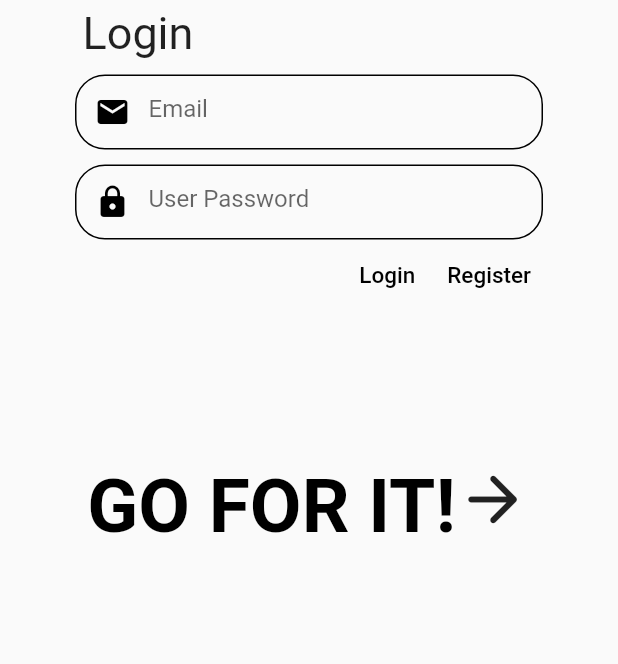
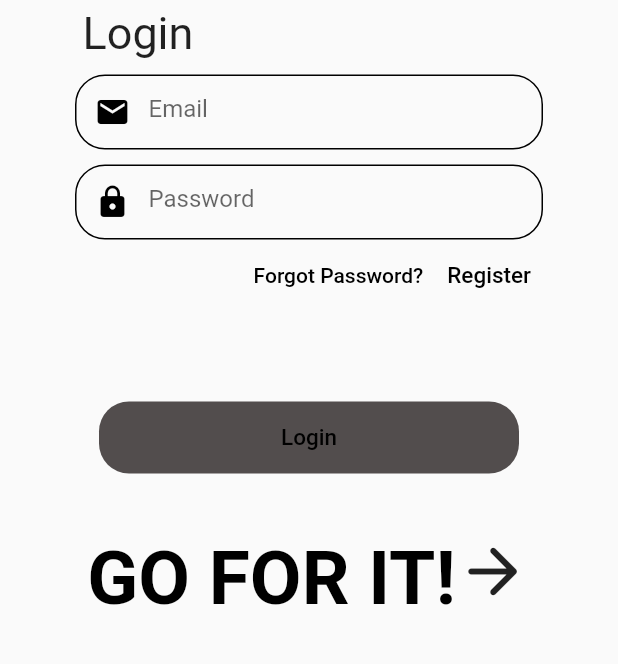
Before and after one commit to han-ee/graudate, a Flutter app: the screen it shows after launch, after a tap on "Login", on a phone screen of 412 x 824 dp, the part 494-1158 px from its top. Run offline on Flutter 3.47's test engine with Material 2 defaults, Android fonts, the phone set to English and light mode, and no system bars; our stand-ins replace firebase_auth, firebase_core; accounts and stored records are empty; network calls fail.

Commit message:
04102205

```diff
--- a/lib/login_screen.dart
+++ b/lib/login_screen.dart
@@ -1,7 +1,6 @@
 import 'package:firebase_auth/firebase_auth.dart';
-import 'package:firebase_core/firebase_core.dart';
 import 'package:flutter/material.dart';
-import 'package:grad_gg/profile_screen.dart';
+import 'package:grad_gg/forgotpassword_screen.dart';
 import 'package:grad_gg/register_screen.dart';
 
 class LoginScreen extends StatefulWidget {
@@ -12,58 +11,76 @@ class LoginScreen extends StatefulWidget {
 }
 
 class _LoginScreenState extends State<LoginScreen> {
-  //파이어베이스초기화
-  Future<FirebaseApp> _initializeFirebase() async {
-    FirebaseApp firebaseApp = await Firebase.initializeApp();
-    return firebaseApp;
-  }
+  // //파이어베이스초기화
+  // Future<FirebaseApp> _initializeFirebase() async {
+  //   FirebaseApp firebaseApp = await Firebase.initializeApp();
+  //   return firebaseApp;
+  // }
 
   @override
   Widget build(BuildContext context) {
     return Scaffold(
-      body: FutureBuilder(
-        future: _initializeFirebase(),
-        builder: (context, snapshot) {
-          if (snapshot.connectionState == ConnectionState.done) {
-            return const LoginPage();
-          }
-          return const Center(
-            child: CircularProgressIndicator(),
-          );
-        },
-      ),
+      body: LoginPage(),
+      // FutureBuilder(
+      //   future: _initializeFirebase(),
+      //   builder: (context, snapshot) {
+      //     if (snapshot.connectionState == ConnectionState.done) {
+      //       return const LoginPage();
+      //     }
+      //     return const Center(
+      //       child: CircularProgressIndicator(),
+      //     );
+      //   },
+      // ),
     );
   }
 }
 
 class LoginPage extends StatelessWidget {
-  const LoginPage({
+  LoginPage({
     super.key,
   });
 
-  static Future<User?> loginUsingEmailPassword({
-    required String email,
-    required String password,
-    required BuildContext context,
-  }) async {
-    FirebaseAuth auth = FirebaseAuth.instance;
-    User? user;
+  Future signIn() async {
     try {
-      UserCredential userCredential = await auth.signInWithEmailAndPassword(
-          email: email.trim(), password: password.trim());
-      user = userCredential.user;
+      await FirebaseAuth.instance.signInWithEmailAndPassword(
+        email: _emailController.text.trim(),
+        password: _passwordController.text.trim(),
+      );
     } on FirebaseAuthException catch (e) {
       if (e.code == "user-not-found") {
-        print("No user found for that email");
-      }
+        print("user not found in");
+      } else if (e.code == "invalid-email") {
+      } else if (e.code == "user-disabled") {}
     }
-    return user;
   }
+
+  // static Future<User?> loginUsingEmailPassword({
+  //   required String email,
+  //   required String password,
+  //   required BuildContext context,
+  // }) async {
+  //   FirebaseAuth auth = FirebaseAuth.instance;
+  //   User? user;
+  //   try {
+  //     UserCredential userCredential = await auth.signInWithEmailAndPassword(
+  //         email: email.trim(), password: password.trim());
+  //     user = userCredential.user;
+  //   } on FirebaseAuthException catch (e) {
+  //     if (e.code == "user-not-found") {
+  //       print("No user found for that email");
+  //     }
+  //   }
+  //   return user;
+  // }
+
+  final _emailController = TextEditingController();
+  final _passwordController = TextEditingController();
 
   @override
   Widget build(BuildContext context) {
-    TextEditingController emailController = TextEditingController();
-    TextEditingController passwordController = TextEditingController();
+    // TextEditingController emailController = TextEditingController();
+    // TextEditingController passwordController = TextEditingController();
 
     return SingleChildScrollView(
       child: Padding(
@@ -109,7 +126,7 @@ class LoginPage extends StatelessWidget {
                 borderRadius: BorderRadius.circular(20),
               ),
               child: TextField(
-                controller: emailController,
+                controller: _emailController,
                 keyboardType: TextInputType.emailAddress,
                 decoration: const InputDecoration(
                     border: InputBorder.none,
@@ -129,11 +146,11 @@ class LoginPage extends StatelessWidget {
                 borderRadius: BorderRadius.circular(20),
               ),
               child: TextField(
-                controller: passwordController,
+                controller: _passwordController,
                 obscureText: true,
                 decoration: const InputDecoration(
                   border: InputBorder.none,
-                  hintText: "User Password",
+                  hintText: "Password",
                   prefixIcon: Icon(
                     Icons.lock,
                     color: Colors.black,
@@ -145,23 +162,20 @@ class LoginPage extends StatelessWidget {
               mainAxisAlignment: MainAxisAlignment.end,
               children: [
                 TextButton(
-                    onPressed: () async {
-                      User? user = await loginUsingEmailPassword(
-                          email: emailController.text,
-                          password: passwordController.text,
-                          context: context);
-                      if (user != null) {
-                        Navigator.of(context).pushReplacement(MaterialPageRoute(
-                            builder: (context) => const ProfileScreen()));
-                      }
-                    },
-                    child: const Text(
-                      'Login',
-                      style: TextStyle(
-                        color: Colors.black,
-                        fontSize: 15,
-                      ),
-                    )),
+                  onPressed: () {
+                    Navigator.push(
+                        context,
+                        MaterialPageRoute(
+                            builder: ((context) =>
+                                const ForgotPasswordScreen())));
+                  },
+                  child: const Text(
+                    'Forgot Password?',
+                    style: TextStyle(
+                      color: Colors.black,
+                    ),
+                  ),
+                ),
                 TextButton(
                   onPressed: () {
                     Navigator.push(
@@ -176,11 +190,42 @@ class LoginPage extends StatelessWidget {
                       fontSize: 15,
                     ),
                   ),
-                )
+                ),
               ],
             ),
             const SizedBox(
-              height: 100,
+              height: 60,
+            ),
+            Container(
+              width: 280,
+              decoration: BoxDecoration(
+                  color: const Color.fromARGB(255, 82, 77, 77),
+                  borderRadius: BorderRadius.circular(20)),
+              child: TextButton(
+                onPressed: () {
+                  signIn();
+                  // User? user = await loginUsingEmailPassword(
+                  //     email: emailController.text,
+                  //     password: passwordController.text,
+                  //     context: context);
+                  // print(user);
+                  // if (user != null) {
+                  //   Navigator.of(context).pushReplacement(MaterialPageRoute(
+                  //       builder: (context) => const ProfileScreen()));
+                  // } else {
+                  // }
+                },
+                child: const Text(
+                  'Login',
+                  style: TextStyle(
+                    color: Colors.black,
+                    fontSize: 15,
+                  ),
+                ),
+              ),
+            ),
+            const SizedBox(
+              height: 40,
             ),
             RichText(
               text: const TextSpan(
--- a/lib/main.dart
+++ b/lib/main.dart
@@ -4,6 +4,7 @@ import 'package:grad_gg/login_screen.dart';
 import 'package:grad_gg/main_page.dart';
 
 void main() async {
+  //initailzied Firebase App
   WidgetsFlutterBinding.ensureInitialized();
   await Firebase.initializeApp();
   runApp(const MyApp());
```
Also changed, not shown: lib/forgotpassword_screen.dart (added, +147 -0 lines).
